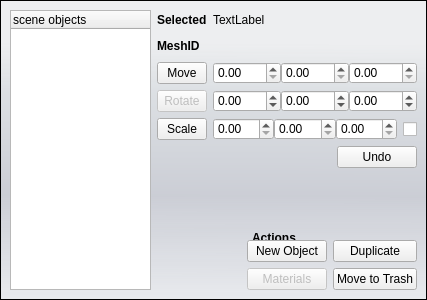
Qt form bin/pymodules/editgui/editobject.ui (realXtend/tundra) before a commit.
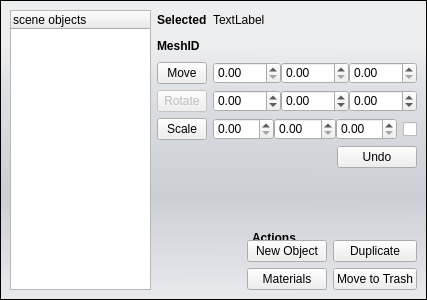
The same form after that commit.

Commit message: enabled the Materials button

```diff
--- a/bin/pymodules/editgui/editobject.ui
+++ b/bin/pymodules/editgui/editobject.ui
@@ -475,7 +475,7 @@
                  <item row="1" column="0">
                   <widget class="QPushButton" name="materials">
                    <property name="enabled">
-                    <bool>false</bool>
+                    <bool>true</bool>
                    </property>
                    <property name="text">
                     <string>Materials</string>
```
